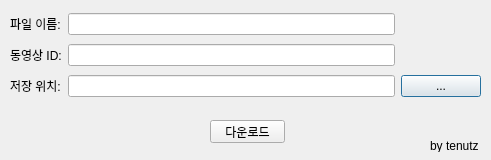
The window that myapp.ui (tentenacy/blocked-eclass-video-downloader) describes before a commit, drawn with Qt 5.
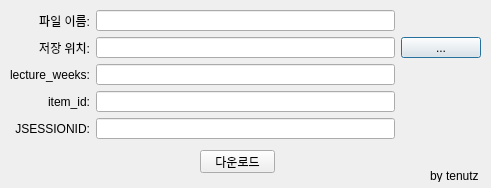
The same window after the commit.

Commit message: feat: solution using network resources

Diff of the .ui file:
```diff
--- a/myapp.ui
+++ b/myapp.ui
@@ -7,7 +7,7 @@
     <x>0</x>
     <y>0</y>
     <width>491</width>
-    <height>160</height>
+    <height>188</height>
    </rect>
   </property>
   <property name="sizePolicy">
@@ -25,10 +25,63 @@
      <x>10</x>
      <y>10</y>
      <width>471</width>
-     <height>91</height>
+     <height>129</height>
     </rect>
    </property>
    <layout class="QGridLayout" name="gridLayout">
+    <item row="1" column="2">
+     <widget class="QPushButton" name="fileLocationButton">
+      <property name="enabled">
+       <bool>true</bool>
+      </property>
+      <property name="text">
+       <string>...</string>
+      </property>
+     </widget>
+    </item>
+    <item row="2" column="0">
+     <widget class="QLabel" name="label_2">
+      <property name="text">
+       <string>lecture_weeks:</string>
+      </property>
+      <property name="alignment">
+       <set>Qt::AlignRight|Qt::AlignTrailing|Qt::AlignVCenter</set>
+      </property>
+     </widget>
+    </item>
+    <item row="1" column="1">
+     <widget class="QLineEdit" name="fileLocationEdit">
+      <property name="enabled">
+       <bool>true</bool>
+      </property>
+      <property name="readOnly">
+       <bool>true</bool>
+      </property>
+     </widget>
+    </item>
+    <item row="1" column="0">
+     <widget class="QLabel" name="label_3">
+      <property name="text">
+       <string>저장 위치:</string>
+      </property>
+      <property name="alignment">
+       <set>Qt::AlignRight|Qt::AlignTrailing|Qt::AlignVCenter</set>
+      </property>
+     </widget>
+    </item>
+    <item row="4" column="0">
+     <widget class="QLabel" name="label_5">
+      <property name="text">
+       <string>JSESSIONID:</string>
+      </property>
+      <property name="scaledContents">
+       <bool>true</bool>
+      </property>
+      <property name="alignment">
+       <set>Qt::AlignRight|Qt::AlignTrailing|Qt::AlignVCenter</set>
+      </property>
+     </widget>
+    </item>
     <item row="0" column="1">
      <widget class="QLineEdit" name="fileNameEdit"/>
     </item>
@@ -37,52 +90,44 @@
       <property name="text">
        <string>파일 이름:</string>
       </property>
+      <property name="alignment">
+       <set>Qt::AlignRight|Qt::AlignTrailing|Qt::AlignVCenter</set>
+      </property>
      </widget>
     </item>
-    <item row="2" column="0">
-     <widget class="QLabel" name="label_3">
-      <property name="text">
-       <string>저장 위치:</string>
+    <item row="4" column="1">
+     <widget class="QLineEdit" name="jsessionIdEdit">
+      <property name="enabled">
+       <bool>true</bool>
+      </property>
+      <property name="readOnly">
+       <bool>false</bool>
       </property>
      </widget>
     </item>
     <item row="2" column="1">
-     <widget class="QLineEdit" name="fileLocationEdit">
-      <property name="enabled">
-       <bool>true</bool>
-      </property>
-      <property name="readOnly">
-       <bool>true</bool>
-      </property>
-     </widget>
+     <widget class="QLineEdit" name="lectureWeeksEdit"/>
     </item>
-    <item row="1" column="0">
-     <widget class="QLabel" name="label_2">
+    <item row="3" column="0">
+     <widget class="QLabel" name="label_6">
       <property name="text">
-       <string>동영상 ID:</string>
+       <string>item_id:</string>
       </property>
-     </widget>
-    </item>
-    <item row="2" column="2">
-     <widget class="QPushButton" name="fileLocationButton">
-      <property name="enabled">
-       <bool>true</bool>
+      <property name="alignment">
+       <set>Qt::AlignRight|Qt::AlignTrailing|Qt::AlignVCenter</set>
       </property>
-      <property name="text">
-       <string>...</string>
-      </property>
      </widget>
     </item>
-    <item row="1" column="1">
-     <widget class="QLineEdit" name="contentIdEdit"/>
+    <item row="3" column="1">
+     <widget class="QLineEdit" name="itemIdEdit"/>
     </item>
    </layout>
   </widget>
   <widget class="QPushButton" name="downloadButton">
    <property name="geometry">
     <rect>
-     <x>210</x>
-     <y>120</y>
+     <x>200</x>
+     <y>150</y>
      <width>75</width>
      <height>23</height>
     </rect>
@@ -95,7 +140,7 @@
    <property name="geometry">
     <rect>
      <x>430</x>
-     <y>140</y>
+     <y>170</y>
      <width>56</width>
      <height>12</height>
     </rect>
```
The commit also changes 2 other files.
